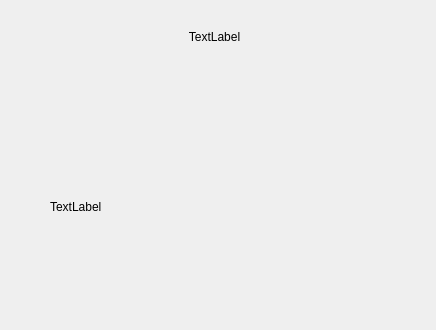
Qt form code/viewer/UI/recept_step_window.ui (marcusgostasson/smartshop) before a commit.
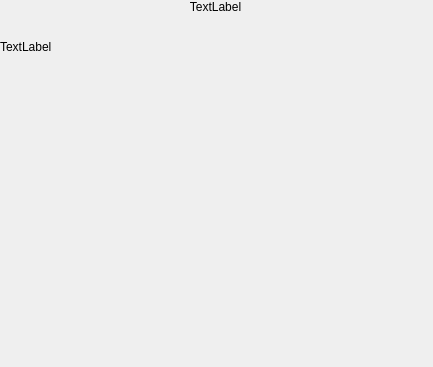
The same form after that commit. Icons and pictures are not drawn.

```diff
--- a/code/viewer/UI/recept_step_window.ui
+++ b/code/viewer/UI/recept_step_window.ui
@@ -6,8 +6,8 @@
    <rect>
     <x>0</x>
     <y>0</y>
-    <width>436</width>
-    <height>330</height>
+    <width>433</width>
+    <height>367</height>
    </rect>
   </property>
   <property name="sizePolicy">
@@ -23,56 +23,50 @@
    <iconset>
     <normaloff>../../../../../../OneDrive/Bilder/smartshoplogo.png</normaloff>../../../../../../OneDrive/Bilder/smartshoplogo.png</iconset>
   </property>
-  <widget class="QLabel" name="recept_name">
+  <widget class="QWidget" name="verticalLayoutWidget">
    <property name="geometry">
     <rect>
-     <x>90</x>
-     <y>30</y>
-     <width>249</width>
-     <height>14</height>
+     <x>0</x>
+     <y>0</y>
+     <width>431</width>
+     <height>361</height>
     </rect>
    </property>
-   <property name="text">
-    <string>TextLabel</string>
-   </property>
-   <property name="alignment">
-    <set>Qt::AlignCenter</set>
-   </property>
-  </widget>
-  <widget class="QLabel" name="recept_steps">
-   <property name="geometry">
-    <rect>
-     <x>50</x>
-     <y>200</y>
-     <width>311</width>
-     <height>41</height>
-    </rect>
-   </property>
-   <property name="sizePolicy">
-    <sizepolicy hsizetype="Fixed" vsizetype="Expanding">
-     <horstretch>0</horstretch>
-     <verstretch>0</verstretch>
-    </sizepolicy>
-   </property>
-   <property name="text">
-    <string>TextLabel</string>
-   </property>
-   <property name="alignment">
-    <set>Qt::AlignLeading|Qt::AlignLeft|Qt::AlignTop</set>
-   </property>
-  </widget>
-  <widget class="QLabel" name="recept_picture">
-   <property name="geometry">
-    <rect>
-     <x>90</x>
-     <y>50</y>
-     <width>241</width>
-     <height>131</height>
-    </rect>
-   </property>
-   <property name="text">
-    <string/>
-   </property>
+   <layout class="QVBoxLayout" name="verticalLayout">
+    <item>
+     <widget class="QLabel" name="recept_name">
+      <property name="text">
+       <string>TextLabel</string>
+      </property>
+      <property name="alignment">
+       <set>Qt::AlignCenter</set>
+      </property>
+     </widget>
+    </item>
+    <item>
+     <widget class="QLabel" name="recept_picture">
+      <property name="text">
+       <string/>
+      </property>
+     </widget>
+    </item>
+    <item>
+     <widget class="QLabel" name="recept_steps">
+      <property name="sizePolicy">
+       <sizepolicy hsizetype="Preferred" vsizetype="Expanding">
+        <horstretch>0</horstretch>
+        <verstretch>0</verstretch>
+       </sizepolicy>
+      </property>
+      <property name="text">
+       <string>TextLabel</string>
+      </property>
+      <property name="alignment">
+       <set>Qt::AlignLeading|Qt::AlignLeft|Qt::AlignTop</set>
+      </property>
+     </widget>
+    </item>
+   </layout>
   </widget>
  </widget>
  <resources>
```
